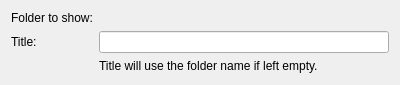
The window that lib/private/dirconfigurationwidget.ui (KDE/homerun) describes before a commit, drawn with Qt 5.
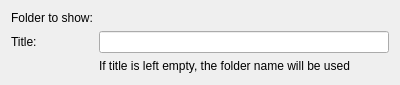
The same window after the commit. Custom widgets are drawn as their Qt base class.

Commit message: Set url requester in dir mode

What changed in the file:
```diff
--- a/lib/private/dirconfigurationwidget.ui
+++ b/lib/private/dirconfigurationwidget.ui
@@ -61,7 +61,7 @@
       </sizepolicy>
      </property>
      <property name="text">
-      <string>Title will use the folder name if left empty.</string>
+      <string>If title is left empty, the folder name will be used</string>
      </property>
     </widget>
    </item>
```
Left out of the diff: 6 changed lines with no effect on the pictures.
